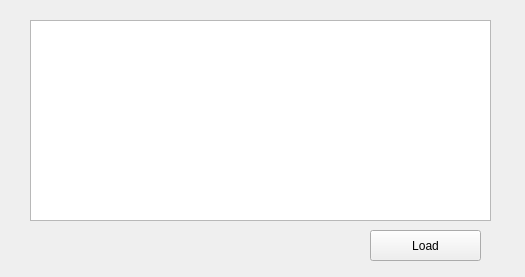
idriss92/FaceRecognition, file FaceRecognition/listeemploye.ui: the form before one commit.
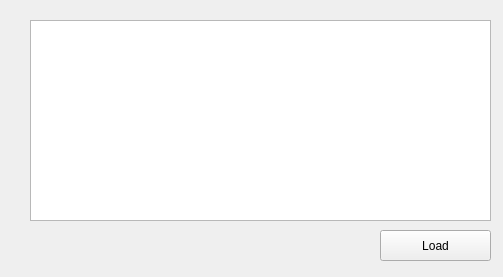
The form after the commit.

Diff of the .ui file:
```diff
--- a/FaceRecognition/listeemploye.ui
+++ b/FaceRecognition/listeemploye.ui
@@ -6,7 +6,7 @@
    <rect>
     <x>0</x>
     <y>0</y>
-    <width>525</width>
+    <width>503</width>
     <height>277</height>
    </rect>
   </property>
@@ -26,7 +26,7 @@
   <widget class="QPushButton" name="pushButton">
    <property name="geometry">
     <rect>
-     <x>370</x>
+     <x>380</x>
      <y>230</y>
      <width>111</width>
      <height>31</height>
```
